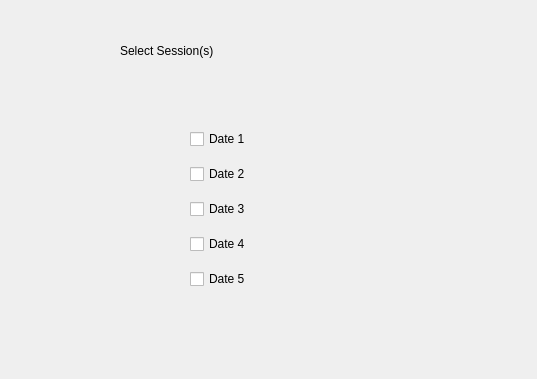
Above: Kin-tech/d3_pillbox.ui from sankomil/Kin-tech-test before the change. Below: the same form after it.
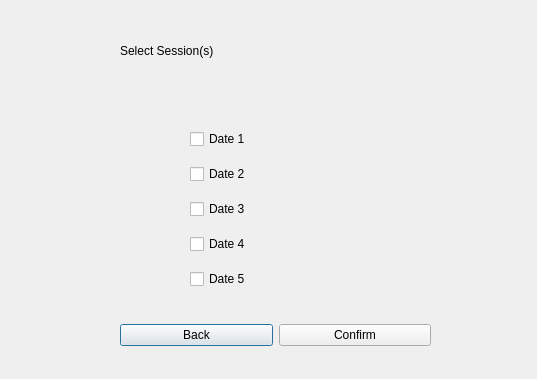
That is the form after the change.

Commit message: back button implementation

```diff
--- a/Kin-tech/d3_pillbox.ui
+++ b/Kin-tech/d3_pillbox.ui
@@ -76,6 +76,32 @@
     </item>
    </layout>
   </widget>
+  <widget class="QWidget" name="">
+   <property name="geometry">
+    <rect>
+     <x>120</x>
+     <y>320</y>
+     <width>311</width>
+     <height>30</height>
+    </rect>
+   </property>
+   <layout class="QHBoxLayout" name="horizontalLayout">
+    <item>
+     <widget class="QPushButton" name="pushButton">
+      <property name="text">
+       <string>Back</string>
+      </property>
+     </widget>
+    </item>
+    <item>
+     <widget class="QPushButton" name="pushButton_2">
+      <property name="text">
+       <string>Confirm</string>
+      </property>
+     </widget>
+    </item>
+   </layout>
+  </widget>
  </widget>
  <resources/>
  <connections/>
```
The commit also changes 22 other files.
